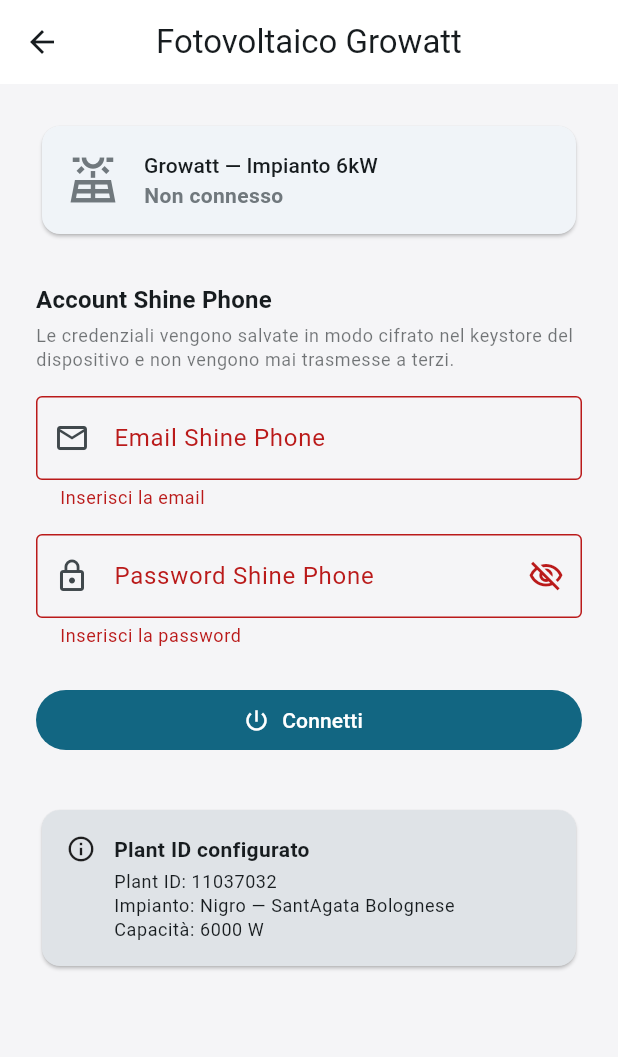
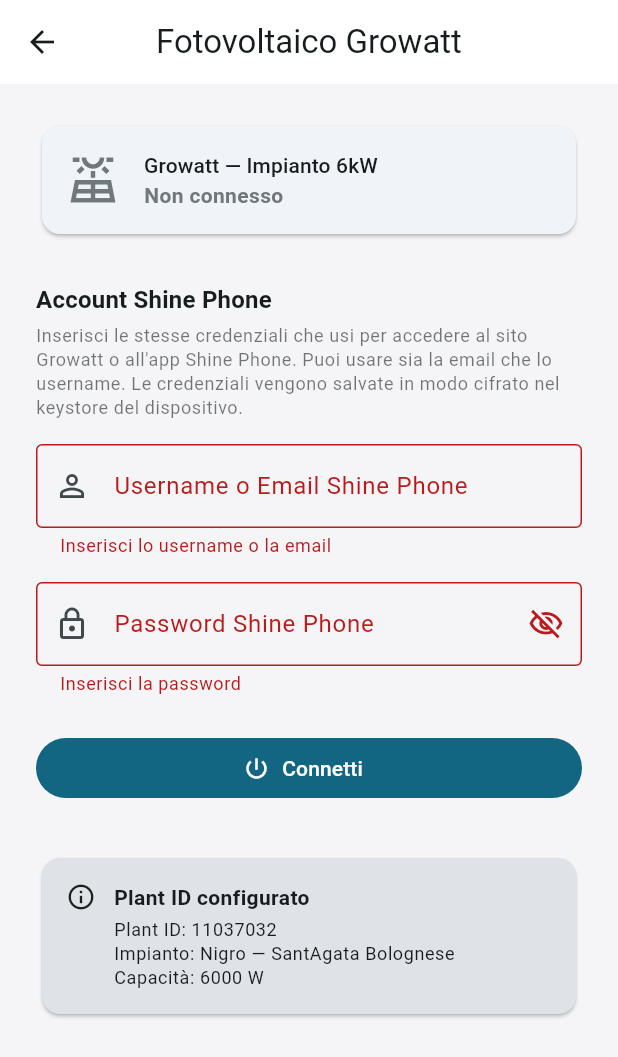
Before and after one commit to giandomeniconigro90-pixel/New-curva_climatica, a Flutter app: the GrowattSettingsPage screen opened directly, after a tap on "Connetti", on a phone screen of 412 x 824 dp. Shown: the top 1057 px of the screen. Run offline on Flutter 3.47's test engine with Material 3 defaults, Android fonts, the phone set to English and light mode, and no system bars; our stand-ins replace csv, file_picker, fl_chart, flutter_local_notifications, flutter_secure_storage, fluttertoast and 9 more; accounts and stored records are empty.

Commit message:
fix: accetta username Growatt (non solo email) — rimosse validazione @ e keyboardType email

```diff
--- a/lib/features/home/widgets/growatt_settings_page.dart
+++ b/lib/features/home/widgets/growatt_settings_page.dart
@@ -4,9 +4,12 @@
 // Accessibile dalle impostazioni dell'app.
 //
 // Flusso:
-//   1. Utente inserisce email + password Shine Phone
+//   1. Utente inserisce username (o email) + password Shine Phone
 //   2. Tap "Connetti" → login() → se OK salva con GrowattCredentialsService
 //   3. Da quel momento GrowattService può fare fetchToday() automaticamente
+//
+// fix: il campo username accetta sia email (mario@example.com)
+//      che username puro (es. "mariobianchi") — Growatt supporta entrambi.
 
 import 'package:flutter/material.dart';
 import '../../../services/growatt_credentials_service.dart';
@@ -124,7 +127,7 @@
   String _errorMessage(GrowattError e) {
     switch (e.kind) {
       case GrowattErrorKind.authFailed:
-        return 'Credenziali errate. Verifica email e password Shine Phone.';
+        return 'Credenziali errate. Verifica username/email e password Shine Phone.';
       case GrowattErrorKind.networkError:
         return 'Nessuna connessione. Controlla la rete e riprova.';
       case GrowattErrorKind.sessionExpired:
@@ -164,7 +167,7 @@
             ),
             const SizedBox(height: 4),
             Text(
-              'Le credenziali vengono salvate in modo cifrato nel keystore del dispositivo e non vengono mai trasmesse a terzi.',
+              'Inserisci le stesse credenziali che usi per accedere al sito Growatt o all\'app Shine Phone. Puoi usare sia la email che lo username. Le credenziali vengono salvate in modo cifrato nel keystore del dispositivo.',
               style: theme.textTheme.bodySmall?.copyWith(
                 color: colors.onSurface.withOpacity(0.6),
               ),
@@ -175,18 +178,22 @@
               key: _formKey,
               child: Column(
                 children: [
+                  // USERNAME — accetta sia email che username puro
                   TextFormField(
                     controller: _usernameCtrl,
-                    keyboardType: TextInputType.emailAddress,
+                    keyboardType: TextInputType.text,
+                    autocorrect: false,
                     decoration: const InputDecoration(
-                      labelText: 'Email Shine Phone',
-                      prefixIcon: Icon(Icons.email_outlined),
+                      labelText: 'Username o Email Shine Phone',
+                      prefixIcon: Icon(Icons.person_outline),
                       border: OutlineInputBorder(),
+                      hintText: 'es. mario.bianchi oppure mario@example.com',
                     ),
                     validator: (v) {
-                      if (v == null || v.trim().isEmpty) return 'Inserisci la email';
-                      if (!v.contains('@')) return 'Email non valida';
-                      return null;
+                      if (v == null || v.trim().isEmpty) {
+                        return 'Inserisci lo username o la email';
+                      }
+                      return null; // accetta qualsiasi stringa non vuota
                     },
                   ),
                   const SizedBox(height: 16),
```
